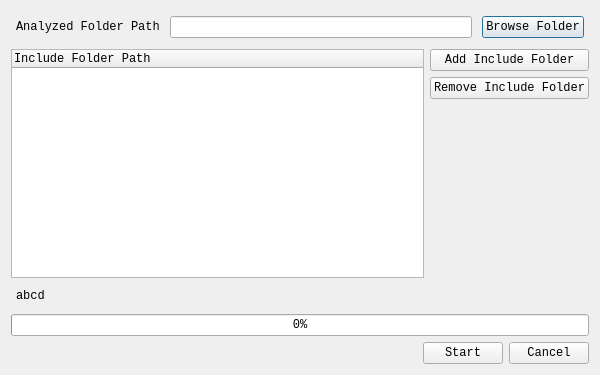
Qt form analyzer/ui/CreateDatabaseWindow.ui (igorJarek/SourceCodeAnalyzer) before a commit.
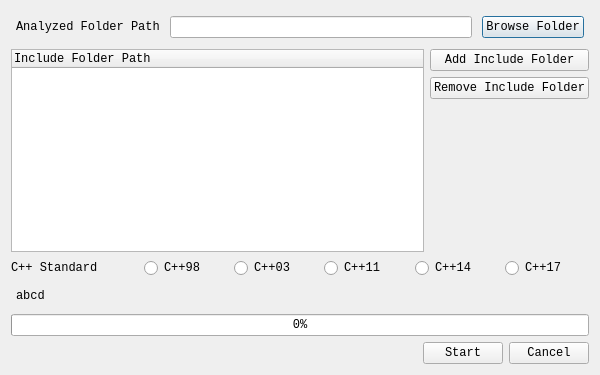
The same form after that commit.

Commit message: analyzer: add c++ standard switch

Patch:
```diff
--- a/analyzer/ui/CreateDatabaseWindow.ui
+++ b/analyzer/ui/CreateDatabaseWindow.ui
@@ -131,6 +131,77 @@
      </item>
     </layout>
    </item>
+   <item>
+    <layout class="QHBoxLayout" name="horizontalLayout_4">
+     <item>
+      <widget class="QLabel" name="label_2">
+       <property name="text">
+        <string>C++ Standard</string>
+       </property>
+      </widget>
+     </item>
+     <item>
+      <spacer name="horizontalSpacer_2">
+       <property name="orientation">
+        <enum>Qt::Horizontal</enum>
+       </property>
+       <property name="sizeType">
+        <enum>QSizePolicy::Preferred</enum>
+       </property>
+       <property name="sizeHint" stdset="0">
+        <size>
+         <width>40</width>
+         <height>20</height>
+        </size>
+       </property>
+      </spacer>
+     </item>
+     <item>
+      <widget class="QRadioButton" name="cpp98radiobutton">
+       <property name="text">
+        <string>C++98</string>
+       </property>
+       <property name="checkable">
+        <bool>true</bool>
+       </property>
+       <property name="checked">
+        <bool>false</bool>
+       </property>
+       <property name="autoRepeat">
+        <bool>false</bool>
+       </property>
+      </widget>
+     </item>
+     <item>
+      <widget class="QRadioButton" name="cpp03radiobutton">
+       <property name="text">
+        <string>C++03</string>
+       </property>
+      </widget>
+     </item>
+     <item>
+      <widget class="QRadioButton" name="cpp11radiobutton">
+       <property name="text">
+        <string>C++11</string>
+       </property>
+      </widget>
+     </item>
+     <item>
+      <widget class="QRadioButton" name="cpp14radiobutton">
+       <property name="text">
+        <string>C++14</string>
+       </property>
+      </widget>
+     </item>
+     <item>
+      <widget class="QRadioButton" name="cpp17radiobutton">
+       <property name="text">
+        <string>C++17</string>
+       </property>
+      </widget>
+     </item>
+    </layout>
+   </item>
    <item>
     <layout class="QHBoxLayout" name="horizontalLayout_5">
      <property name="leftMargin">
```
The commit also changes 1 other file.
